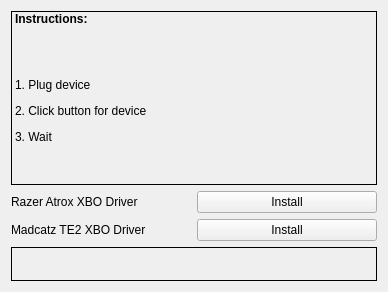
OOPMan/XBOFS.win, file DriverManager/DriverManager.ui: the form before one commit.
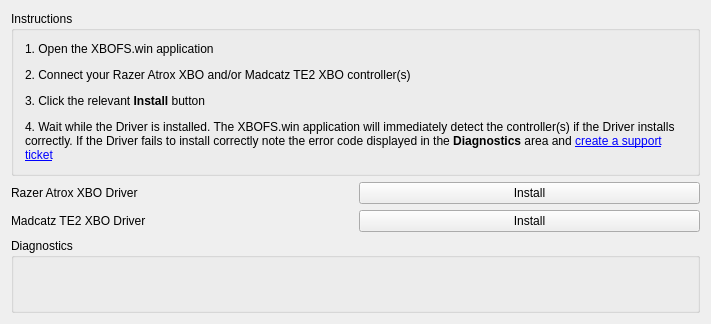
The form after the commit. Icons and pictures are not drawn.

Commit message: #5: Completed DriverManager application

Diff of the .ui file:
```diff
--- a/DriverManager/DriverManager.ui
+++ b/DriverManager/DriverManager.ui
@@ -6,8 +6,8 @@
    <rect>
     <x>0</x>
     <y>0</y>
-    <width>388</width>
-    <height>292</height>
+    <width>711</width>
+    <height>324</height>
    </rect>
   </property>
   <property name="windowTitle">
@@ -54,23 +54,50 @@
      </widget>
     </item>
     <item row="3" column="0" colspan="2">
-     <widget class="QLabel" name="diagnosticsLabel">
-      <property name="frameShape">
-       <enum>QFrame::Box</enum>
+     <widget class="QGroupBox" name="groupBox">
+      <property name="title">
+       <string>Diagnostics</string>
       </property>
-      <property name="text">
-       <string/>
-      </property>
+      <layout class="QVBoxLayout" name="verticalLayout_2">
+       <item>
+        <widget class="QLabel" name="diagnosticsLabel">
+         <property name="frameShape">
+          <enum>QFrame::NoFrame</enum>
+         </property>
+         <property name="text">
+          <string/>
+         </property>
+         <property name="wordWrap">
+          <bool>true</bool>
+         </property>
+        </widget>
+       </item>
+      </layout>
      </widget>
     </item>
     <item row="0" column="0" colspan="2">
-     <widget class="QLabel" name="label_3">
-      <property name="frameShape">
-       <enum>QFrame::Box</enum>
+     <widget class="QGroupBox" name="groupBox_2">
+      <property name="autoFillBackground">
+       <bool>false</bool>
       </property>
-      <property name="text">
-       <string>&lt;html&gt;&lt;head/&gt;&lt;body&gt;&lt;p&gt;&lt;span style=&quot; font-weight:700;&quot;&gt;Instructions:&lt;/span&gt;&lt;/p&gt;&lt;p&gt;&lt;br/&gt;&lt;/p&gt;&lt;p&gt;1. Plug device&lt;/p&gt;&lt;p&gt;2. Click button for device&lt;/p&gt;&lt;p&gt;3. Wait&lt;/p&gt;&lt;p&gt;&lt;br/&gt;&lt;/p&gt;&lt;/body&gt;&lt;/html&gt;</string>
+      <property name="title">
+       <string>Instructions</string>
       </property>
+      <layout class="QVBoxLayout" name="verticalLayout">
+       <item>
+        <widget class="QLabel" name="label_3">
+         <property name="frameShape">
+          <enum>QFrame::NoFrame</enum>
+         </property>
+         <property name="text">
+          <string>&lt;html&gt;&lt;head/&gt;&lt;body&gt;&lt;p&gt;1. Open the XBOFS.win application&lt;/p&gt;&lt;p&gt;2. Connect your Razer Atrox XBO and/or Madcatz TE2 XBO controller(s)&lt;/p&gt;&lt;p&gt;3. Click the relevant &lt;span style=&quot; font-weight:700;&quot;&gt;Install&lt;/span&gt; button&lt;/p&gt;&lt;p&gt;4. Wait while the Driver is installed. The XBOFS.win application will immediately detect the controller(s) if the Driver installs correctly. If the Driver fails to install correctly note the error code displayed in the &lt;span style=&quot; font-weight:700;&quot;&gt;Diagnostics&lt;/span&gt; area and &lt;a href=&quot;https://github.com/OOPMan/XBOFS.win/issues/new&quot;&gt;&lt;span style=&quot; text-decoration: underline; color:#0000ff;&quot;&gt;create a support ticket&lt;/span&gt;&lt;/a&gt;&lt;/p&gt;&lt;/body&gt;&lt;/html&gt;</string>
+         </property>
+         <property name="wordWrap">
+          <bool>true</bool>
+         </property>
+        </widget>
+       </item>
+      </layout>
      </widget>
     </item>
    </layout>
```
Left out of the diff: 40 changed lines with no effect on the pictures. The commit also changes 3 other files.
